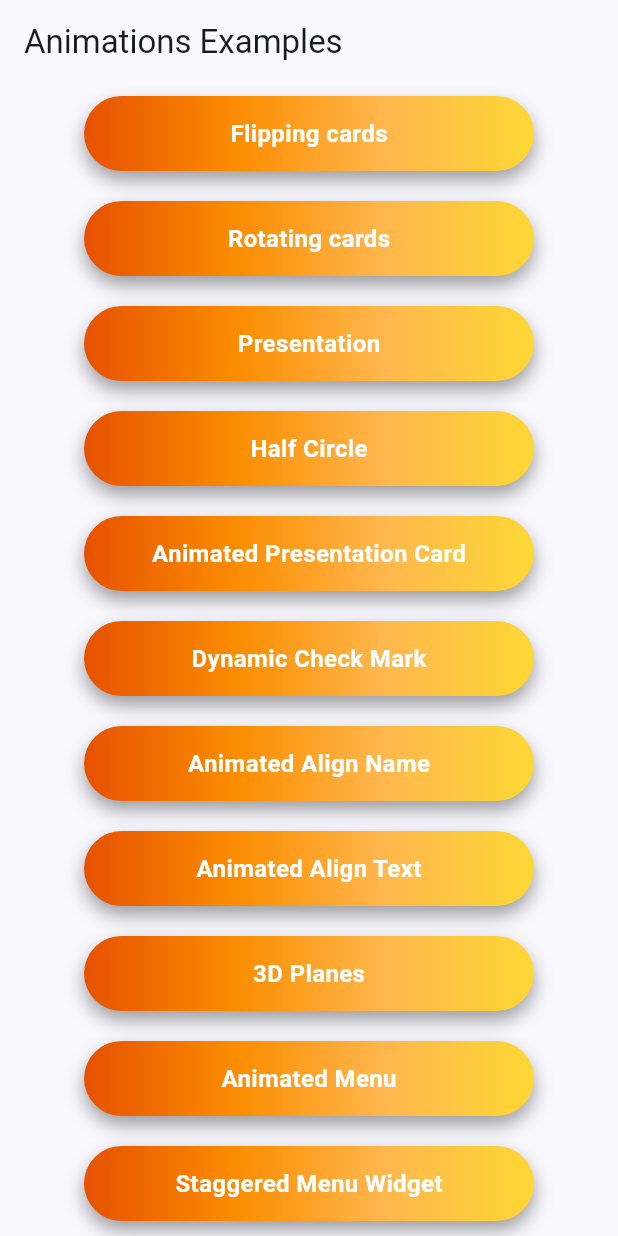
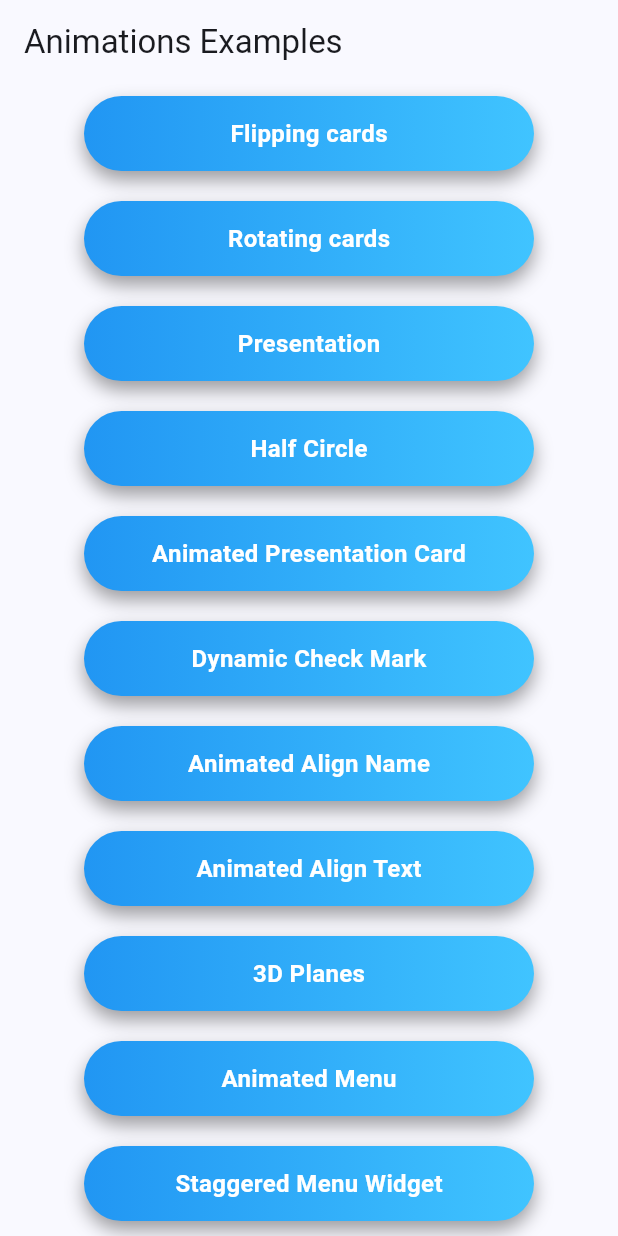
Before and after one commit to hydev777/wt-flutter-samples, a Flutter app: the screen it shows after launch, on a phone screen of 412 x 824 dp. Run offline on Flutter 3.47's test engine with Material 3 defaults, Android fonts, the phone set to English and light mode, and no system bars.

Commit message:
Changed button colors.

```diff
--- a/lib/main.dart
+++ b/lib/main.dart
@@ -151,12 +151,10 @@ class _CustomButton extends StatelessWidget {
               spreadRadius: 0,
             )
           ],
-          gradient: LinearGradient(
+          gradient: const LinearGradient(
             colors: [
-              Colors.orange[900]!,
-              Colors.orange[600]!,
-              Colors.orange[300]!,
-              Colors.yellow[600]!,
+              Colors.blue,
+              Colors.lightBlueAccent,
             ],
           ),
         ),
```
